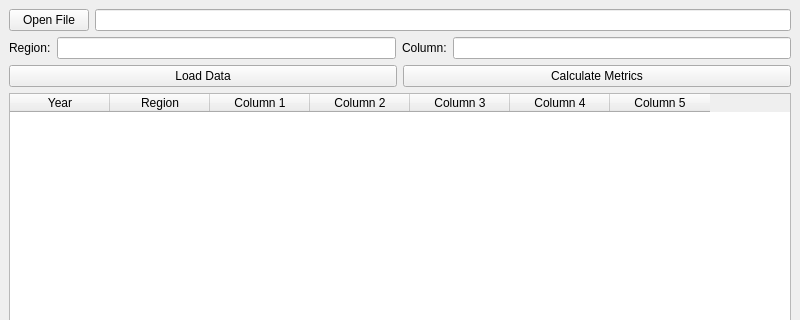
Qt form OP2/mainwindow.ui (MaratikDev/labs2025) before a commit; both pictures show x 0 to 800 and y 0 to 320 of the 800 by 600 pixel window.
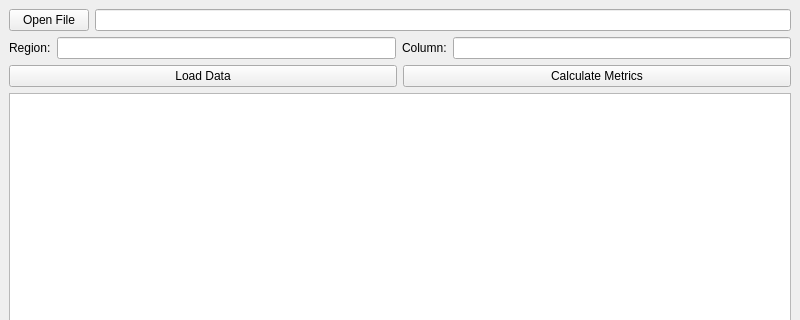
The same form after that commit.

Diff of the .ui file:
```diff
--- a/OP2/mainwindow.ui
+++ b/OP2/mainwindow.ui
@@ -81,43 +81,8 @@
        <number>0</number>
       </property>
       <property name="columnCount">
-       <number>7</number>
+       <number>0</number>
       </property>
-      <column>
-       <property name="text">
-        <string>Year</string>
-       </property>
-      </column>
-      <column>
-       <property name="text">
-        <string>Region</string>
-       </property>
-      </column>
-      <column>
-       <property name="text">
-        <string>Column 1</string>
-       </property>
-      </column>
-      <column>
-       <property name="text">
-        <string>Column 2</string>
-       </property>
-      </column>
-      <column>
-       <property name="text">
-        <string>Column 3</string>
-       </property>
-      </column>
-      <column>
-       <property name="text">
-        <string>Column 4</string>
-       </property>
-      </column>
-      <column>
-       <property name="text">
-        <string>Column 5</string>
-       </property>
-      </column>
      </widget>
     </item>
     <item>
```
